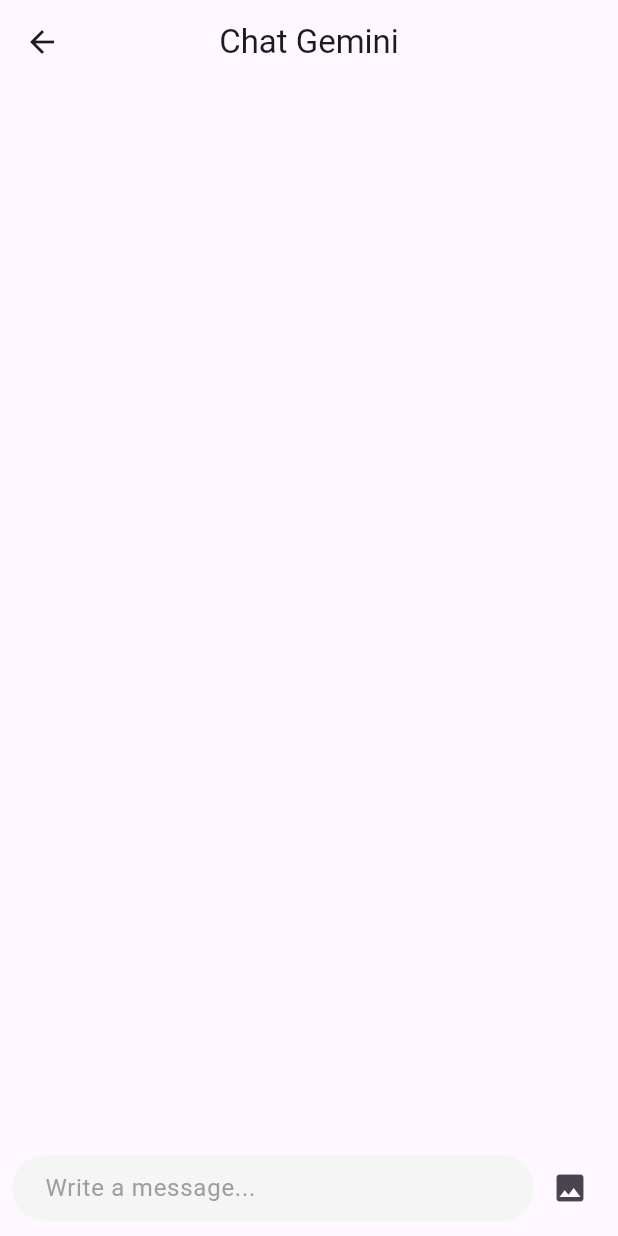
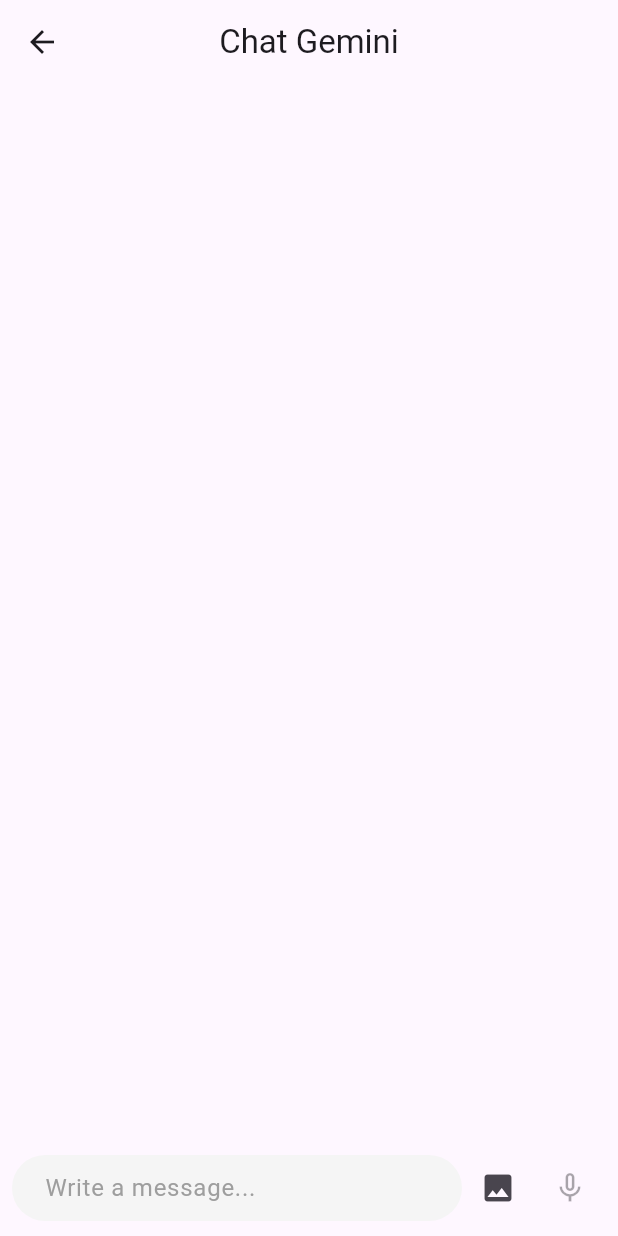
Before and after one commit to elisa0228/insight, a Flutter app: the ChatGeminiPage screen opened directly, on a phone screen of 412 x 824 dp. Run offline on Flutter 3.47's test engine with Material 3 defaults, Android fonts, the phone set to English and light mode, and no system bars; drawn by our look-alikes of dash_chat_2; our stand-ins replace camera, flutter_gemini, flutter_tts, image_picker, speech_to_text; missing offline and left inert: gal; statements that could not run were skipped.

Commit message:
added microphone button to chat interface enabling speech-to-text user input

```diff
--- a/insight_app/lib/pages/chat_gemini.dart
+++ b/insight_app/lib/pages/chat_gemini.dart
@@ -7,7 +7,7 @@
 import 'package:image_picker/image_picker.dart'; //enables secure access to the device photo gallery for selecting stored images
 import 'package:flutter_tts/flutter_tts.dart'; //convert text output into spoken audio using the device's built-in text-to-speech engine
 import 'package:speech_to_text/speech_to_text.dart'
-    as stt; //convert speech output into spoken audio using the device's built-in speech-to-text engine
+    as stt; //convert spoken user input into text using the device's speech recognition engine
 
 //ChatGeminiPage represents the primary conversational AI interface
 //it supports multimodal interaction by allowing users to submit both text and images
@@ -202,6 +202,10 @@
       inputOptions: InputOptions(
         trailing: [
           IconButton(onPressed: _sendImageMessage, icon: Icon(Icons.image)),
+          IconButton(
+            icon: Icon(_isListening ? Icons.mic : Icons.mic_none),
+            onPressed: _listen,
+          ),
         ],
       ),
       currentUser:
```
